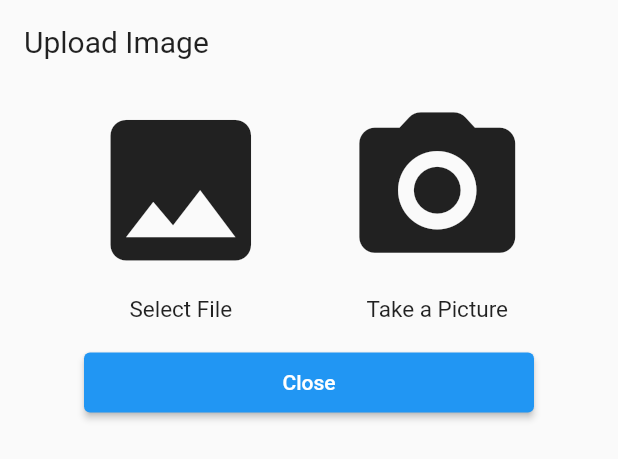
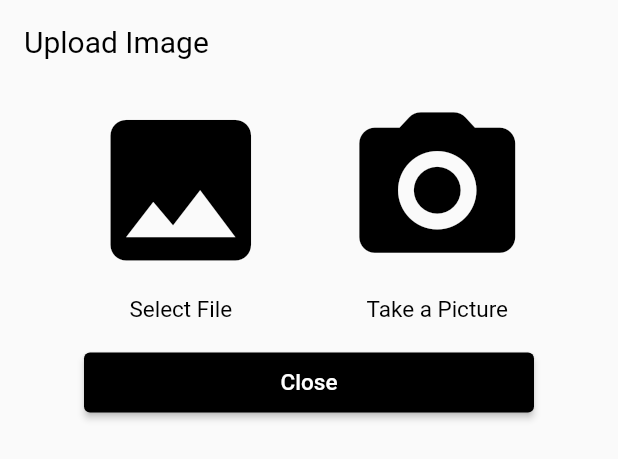
Before and after one commit to Iconica-Development/flutter_image_picker, a Flutter app: the ImagePicker widget shown alone on an empty page, opened directly, on a phone screen of 412 x 824 dp. Shown: the top 459 px of the screen. Run offline on Flutter 3.47's test engine with Material 2 defaults, Android fonts, the phone set to English and light mode, and no system bars; our stand-ins replace image_picker.

Commit message:
new image picker customization options

```diff
--- a/example/lib/main.dart
+++ b/example/lib/main.dart
@@ -96,6 +96,7 @@ class _ImagePickerExampleHomePageState
   void pickImage() async {
     Uint8List? imageInBytes = await showModalBottomSheet<Uint8List?>(
         context: context,
+        backgroundColor: Colors.white,
         builder: (BuildContext context) => const ImagePicker());
     if (imageInBytes != null) {
       if (!listEquals(image, imageInBytes)) {
--- a/lib/src/models/image_picker_theme.dart
+++ b/lib/src/models/image_picker_theme.dart
@@ -3,9 +3,12 @@ import 'package:flutter/material.dart';
 class ImagePickerTheme {
   /// The [ImagePickerTheme] is used to style the [ImagePicker].
 
-  const ImagePickerTheme(
-      {this.title = "Upload Image",
+  const ImagePickerTheme({
+    this.font = "Roboto",
+    this.title = "Upload Image",
     this.titleTextSize = 20,
+    this.textColor = Colors.black,
+    this.iconColor = Colors.black,
     this.iconSize = 125,
     this.iconTextSize = 15,
     this.spaceBetweenIcons = 30,
@@ -14,14 +17,27 @@ class ImagePickerTheme {
     this.selectImageIcon = Icons.image,
     this.selectImageText = "Select File",
     this.closeButtonText = "Close",
+    this.closeButtonTextSize = 15,
+    this.closeButtonTextColor = Colors.white,
     this.closeButtonWidth = 300,
-      this.closeButtonHeight = 40});
+    this.closeButtonHeight = 40,
+    this.closeButtonBackgroundColor = Colors.black,
+  });
+
+  /// The font that's used in the Image Picker
+  final String font;
 
   /// The title displayed at the top of the Image Picker Dialog.
   final String title;
 
   /// The font size of the title mentioned above.
   final double titleTextSize;
+
+  /// The color of the icons
+  final Color iconColor;
+
+  /// The color of the text in the Image Picker Dialog
+  final Color textColor;
 
   /// The size of the icons that are visible in the Image Picker Dialog.
   final double iconSize;
@@ -47,9 +63,18 @@ class ImagePickerTheme {
   /// The text that is shown on the 'Close Dialog' button at the bottom of the Image Picker Dialog.
   final String closeButtonText;
 
+  /// The fontsize of the text of the close button of the Image Picker Dialog.
+  final double closeButtonTextSize;
+
+  /// The color of the text of the close button of the Image Picker Dialog.
+  final Color closeButtonTextColor;
+
   /// The width of the 'Close Dialog' button at the bottom of the Image Picker Dialog.
   final double closeButtonWidth;
 
   /// The height of the 'Close Dialog' button at the bottom of the Image Picker Dialog.
   final double closeButtonHeight;
+
+  /// The color of the close button of the Image Picker Dialog.
+  final Color closeButtonBackgroundColor;
 }
--- a/lib/src/ui/image_picker.dart
+++ b/lib/src/ui/image_picker.dart
@@ -29,7 +29,9 @@ class ImagePicker extends StatelessWidget {
           title: Text(
             imagePickerTheme.title,
             style: TextStyle(
+              fontFamily: imagePickerTheme.font,
               fontSize: imagePickerTheme.titleTextSize,
+              color: imagePickerTheme.textColor,
             ),
           ),
         ),
@@ -60,8 +62,16 @@ class ImagePicker extends StatelessWidget {
               width: imagePickerTheme.closeButtonWidth,
               height: imagePickerTheme.closeButtonHeight,
               child: ElevatedButton(
+                  style: ElevatedButton.styleFrom(
+                      backgroundColor:
+                          imagePickerTheme.closeButtonBackgroundColor),
                   onPressed: () => Navigator.of(context).pop(),
-                  child: Text(imagePickerTheme.closeButtonText)),
+                  child: Text(imagePickerTheme.closeButtonText,
+                      style: TextStyle(
+                        fontFamily: imagePickerTheme.font,
+                        fontSize: imagePickerTheme.closeButtonTextSize,
+                        color: imagePickerTheme.closeButtonTextColor,
+                      ))),
             )
           ],
         ),
@@ -92,6 +102,7 @@ class ImagePicker extends StatelessWidget {
           key: Key(bottomText),
           icon: Icon(icon),
           iconSize: imagePickerTheme.iconSize,
+          color: imagePickerTheme.iconColor,
           onPressed: () async {
             final navigator = Navigator.of(context);
             var image = await (imagePickerService ?? ImagePickerService())
@@ -101,7 +112,10 @@ class ImagePicker extends StatelessWidget {
         ),
         Text(
           bottomText,
-          style: TextStyle(fontSize: imagePickerTheme.iconTextSize),
+          style: TextStyle(
+              fontFamily: imagePickerTheme.font,
+              fontSize: imagePickerTheme.iconTextSize,
+              color: imagePickerTheme.textColor),
         ),
         const SizedBox(
           height: 20,
```
Also changed, not shown: 2 other files. Lines whose indentation alone changed are shown as unchanged.
